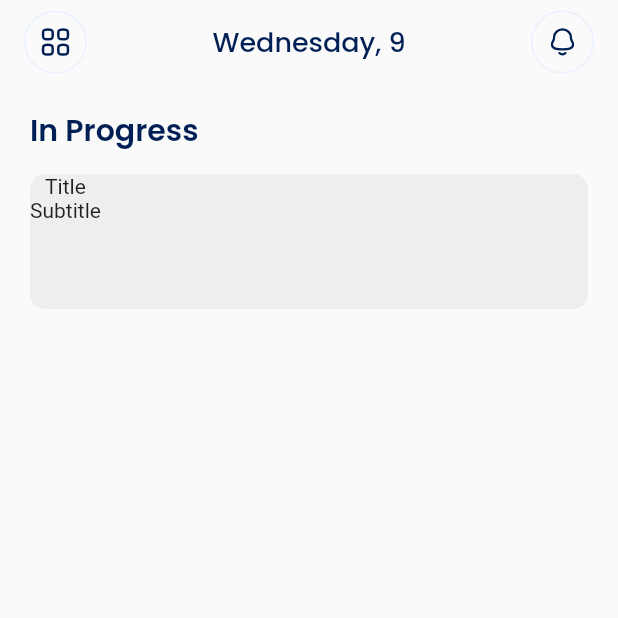
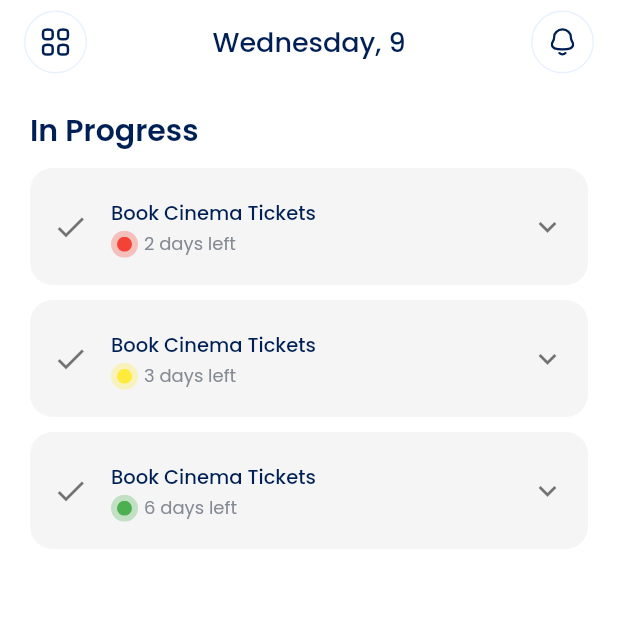
Before and after one commit to AgusDharmaUDEL93/tasker-RPL, a Flutter app: the screen it shows after launch, on a phone screen of 412 x 824 dp, the top half of it. Run offline on Flutter 3.47's test engine with Material 2 defaults, Android fonts, the phone set to English and light mode, and no system bars; our stand-ins replace flutter_svg, google_fonts.

Commit message:
feat: create task card structure component for the home view

```diff
--- a/lib/layers/app/views/ui/home/home_view.dart
+++ b/lib/layers/app/views/ui/home/home_view.dart
@@ -1,6 +1,7 @@
 import 'package:flutter/material.dart';
 import 'package:google_fonts/google_fonts.dart';
 import 'package:tasker/layers/app/views/ui/widgets/home_appbar.dart';
+import 'package:tasker/layers/app/views/ui/widgets/home_task_card_widget.dart';
 
 import '../../../../core/utils/constants.dart';
 
@@ -10,6 +11,7 @@ class HomePage extends StatelessWidget {
   @override
   Widget build(BuildContext context) {
     return Scaffold(
+      backgroundColor: Colors.white,
       appBar: AppBar(
         elevation: 0,
         backgroundColor: Colors.transparent,
@@ -30,42 +32,26 @@ class HomePage extends StatelessWidget {
                   fontWeight: FontWeight.w600,
                 ),
               ),
-              SizedBox(
-                height: 14,
-              ),
               Column(
-                children: [
-                  ClipRRect(
-                    borderRadius: BorderRadius.circular(10),
-                    child: Container(
-                      height: 90,
-                      width: MediaQuery.of(context).size.width,
-                      color: Colors.grey[200],
-                      child: Row(
-                        children: [
-                          Column(
-                            children: [
-                              Text('Title'),
-                              Text('Subtitle'),
-                            ],
-                          )
-                        ],
-                      ),
-                    ),
-                  )
-                  // ClipRRect(
-                  //   borderRadius: BorderRadius.circular(10),
-                  //   child: Container(
-                  //     color: Colors.grey[200],
-                  //     child: ListTile(
-                  //       minVerticalPadding: 14,
-                  //       title: Text('Create Detail Booking'),
-                  //       subtitle: Text(
-                  //           'Lorem ipsum dolor sit amet, consectetur adipiscing'),
-                  //       trailing: Icon(Icons.add),
-                  //     ),
-                  //   ),
-                  // )
+                children: const [
+                  SizedBox(height: 10),
+                  HomeTaskCardWidget(
+                    title: 'Book Cinema Tickets',
+                    description: 'Aasdnasidn',
+                    timeLeft: 2,
+                  ),
+                  SizedBox(height: 10),
+                  HomeTaskCardWidget(
+                    title: 'Book Cinema Tickets',
+                    description: 'Aasdnasidn',
+                    timeLeft: 3,
+                  ),
+                  SizedBox(height: 10),
+                  HomeTaskCardWidget(
+                    title: 'Book Cinema Tickets',
+                    description: 'Aasdnasidn',
+                    timeLeft: 6,
+                  ),
                 ],
               ),
             ],
--- /dev/null
+++ b/lib/layers/app/views/ui/widgets/home_task_card_widget.dart
@@ -0,0 +1,114 @@
+import 'package:flutter/material.dart';
+import 'package:google_fonts/google_fonts.dart';
+
+import '../../../../core/utils/constants.dart';
+
+class HomeTaskCardWidget extends StatefulWidget {
+  final String title;
+  final String description;
+  final int timeLeft;
+
+  const HomeTaskCardWidget({
+    super.key,
+    required this.title,
+    required this.description,
+    required this.timeLeft,
+  });
+
+  @override
+  State<HomeTaskCardWidget> createState() => _HomeTaskCardWidgetState();
+}
+
+class _HomeTaskCardWidgetState extends State<HomeTaskCardWidget> {
+  @override
+  Widget build(BuildContext context) {
+    return Theme(
+      data: ThemeData(
+        dividerColor: Colors.transparent,
+      ),
+      child: ClipRRect(
+        borderRadius: BorderRadius.circular(15),
+        child: ListTileTheme(
+          contentPadding: EdgeInsets.symmetric(vertical: 6),
+          dense: true,
+          horizontalTitleGap: 0.0,
+          minLeadingWidth: 0,
+          child: ExpansionTile(
+            leading: Column(
+              mainAxisAlignment: MainAxisAlignment.center,
+              children: <Widget>[
+                Padding(
+                  padding: EdgeInsets.symmetric(horizontal: 15),
+                  child: InkWell(
+                    radius: 30,
+                    onTap: () {},
+                    child: Icon(Icons.check),
+                  ),
+                ),
+              ],
+            ),
+            collapsedBackgroundColor: Colors.grey[100],
+            backgroundColor: Colors.grey[300],
+            collapsedTextColor: Colors.black,
+            textColor: Colors.black,
+            title: Text(
+              widget.title,
+              style: GoogleFonts.poppins(
+                color: kDarkBlue,
+                fontWeight: FontWeight.w500,
+              ),
+            ),
+            childrenPadding: EdgeInsets.symmetric(vertical: 10),
+            subtitle: Row(
+              children: [
+                ClipRRect(
+                  borderRadius: BorderRadius.circular(50),
+                  child: Container(
+                    width: 18,
+                    height: 18,
+                    color: widget.timeLeft > 4
+                        ? Colors.green.withOpacity(0.3)
+                        : widget.timeLeft > 2
+                            ? Colors.yellow.withOpacity(0.3)
+                            : Colors.red.withOpacity(0.3),
+                    child: Center(
+                      child: ClipRRect(
+                        borderRadius: BorderRadius.circular(50),
+                        child: Container(
+                          width: 10,
+                          height: 10,
+                          color: widget.timeLeft > 4
+                              ? Colors.green
+                              : widget.timeLeft > 2
+                                  ? Colors.yellow
+                                  : Colors.red,
+                        ),
+                      ),
+                    ),
+                  ),
+                ),
+                const SizedBox(
+                  width: 4,
+                ),
+                Text(
+                  '${widget.timeLeft} days left',
+                  style: GoogleFonts.poppins(color: kLightGrey),
+                ),
+              ],
+            ),
+            trailing: const Padding(
+              padding: EdgeInsets.only(right: 15.0),
+              child: Icon(Icons.keyboard_arrow_down_outlined),
+            ),
+            children: <Widget>[
+              Center(
+                child: Text(widget.description),
+              )
+            ],
+            onExpansionChanged: (bool expanded) {},
+          ),
+        ),
+      ),
+    );
+  }
+}
--- a/lib/layers/core/utils/constants.dart
+++ b/lib/layers/core/utils/constants.dart
@@ -4,3 +4,5 @@ const String kHomeRoute = '/';
 
 const Color kLightBlue = Color(0xFFE9F1FF);
 const Color kDarkBlue = Color(0xFF002055);
+
+const Color kLightGrey = Color(0xFF848A94);
```
